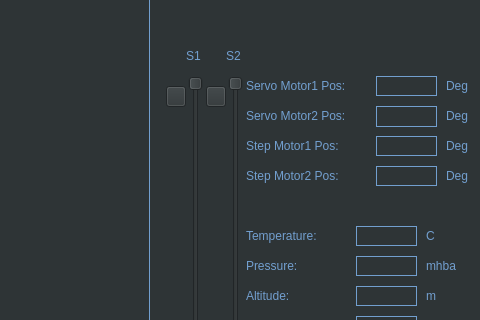
First picture: the form in RemoteApptics/mainwindow.ui, repository electronicengine/OKATEM_PRIVATE, before the edit; both pictures show x 884 to 1364 and y 393 to 713 of the 1364 by 858 pixel window.
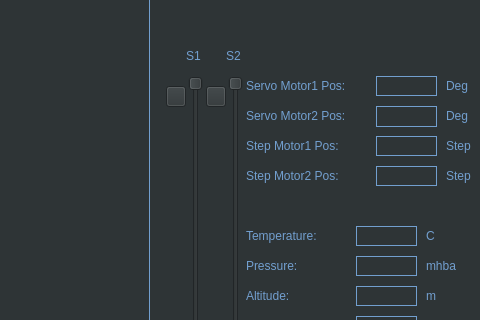
Second picture: the form after the edit. Icons and pictures are not drawn.

The edit to the form file:
```diff
--- a/RemoteApptics/mainwindow.ui
+++ b/RemoteApptics/mainwindow.ui
@@ -785,7 +785,7 @@
      <string notr="true">color: rgb(114, 159, 207);</string>
     </property>
     <property name="text">
-     <string>Deg</string>
+     <string>Step</string>
     </property>
    </widget>
    <widget class="QLabel" name="label_20">
@@ -801,7 +801,7 @@
      <string notr="true">color: rgb(114, 159, 207);</string>
     </property>
     <property name="text">
-     <string>Deg</string>
+     <string>Step</string>
     </property>
    </widget>
    <widget class="QLabel" name="label_21">
```
